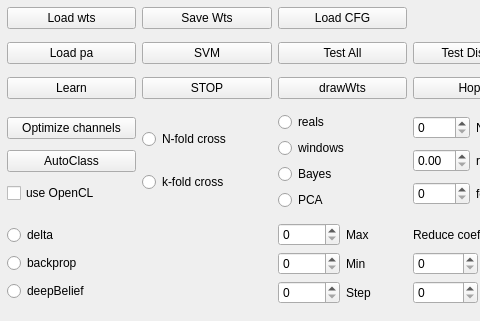
Old version of the form net.ui in the repository ArtfulVampire/SecondGUIrepo; both pictures show x 0 to 480 and y 0 to 321 of the 981 by 649 pixel window.
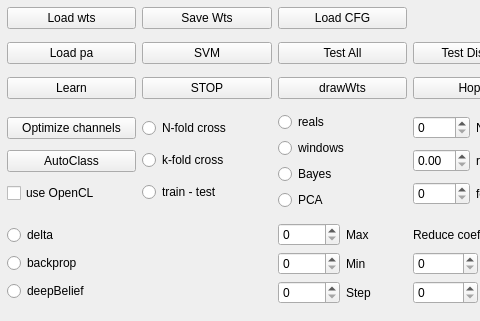
New version of the form.

```diff
--- a/net.ui
+++ b/net.ui
@@ -359,6 +359,13 @@
         </property>
        </widget>
       </item>
+      <item>
+       <widget class="QRadioButton" name="trainTestRadioButton">
+        <property name="text">
+         <string>train - test</string>
+        </property>
+       </widget>
+      </item>
      </layout>
     </item>
     <item row="3" column="2">
@@ -527,7 +534,7 @@
     </item>
    </layout>
   </widget>
-  <widget class="QWidget" name="">
+  <widget class="QWidget" name="layoutWidget">
    <property name="geometry">
     <rect>
      <x>12</x>
```
